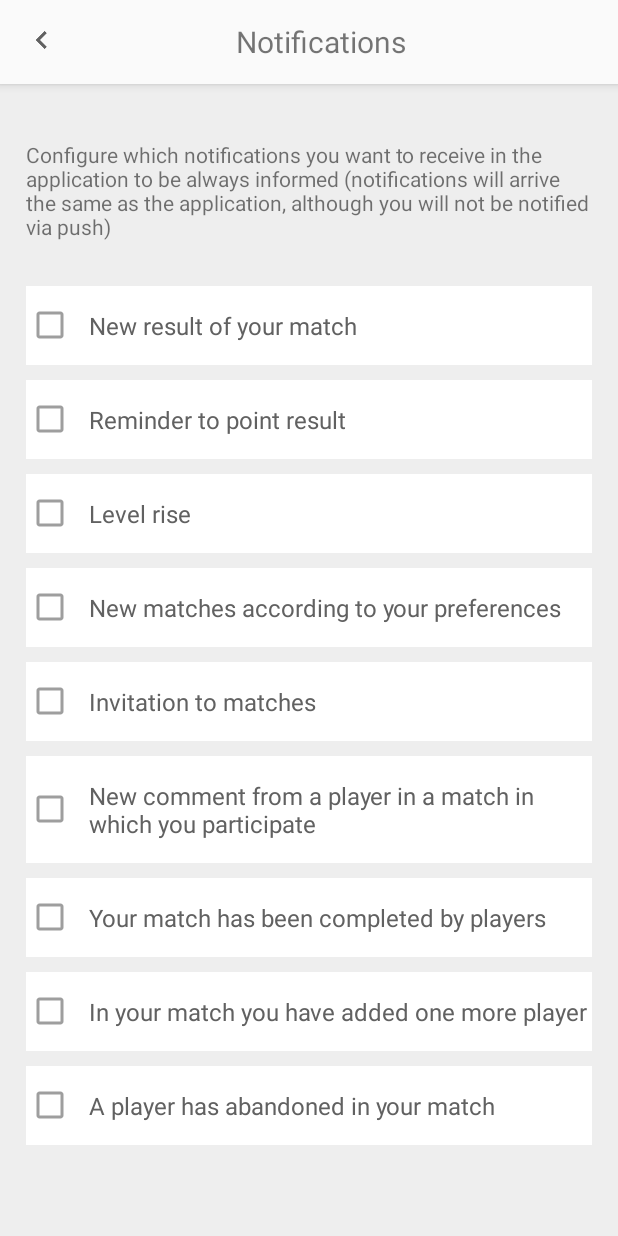
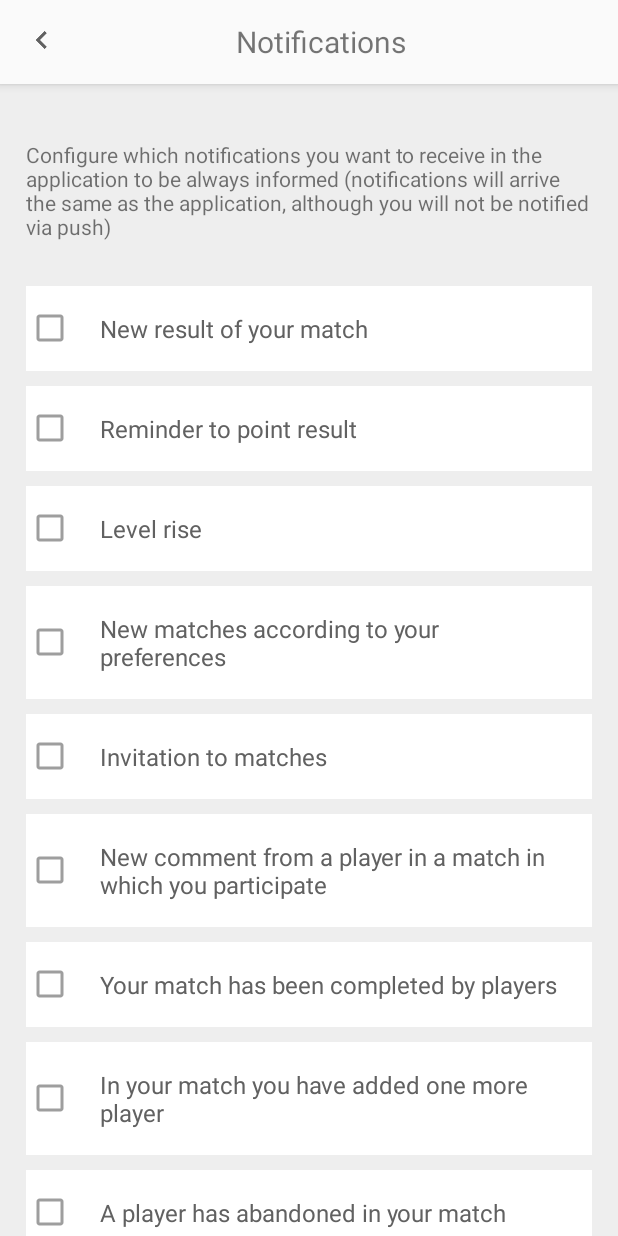
Before and after one commit to rpairo/padelapp, an Android app: the EditNotificationsActivity screen opened directly, with no data from a screen before it, on a phone screen of 412 x 824 dp. Run offline under Robolectric (Android 15) with nearby library versions, the phone set to English and light mode, and no system bars; our stand-ins replace ButterKnife.

Commit message:
Padding edit notifications
Notification padding has been increased.

```diff
--- a/app/src/main/res/layout/activity_edit_notifications.xml
+++ b/app/src/main/res/layout/activity_edit_notifications.xml
@@ -37,9 +37,7 @@
                 android:layout_marginTop="10dp"
                 android:background="@color/white"
                 android:buttonTint="@color/checkbox_schedule"
-                android:paddingBottom="@dimen/padding_vertical_checkbox_preferences_playing"
-                android:paddingStart="@dimen/padding_start_checkbox_preferences_playing"
-                android:paddingTop="@dimen/padding_vertical_checkbox_preferences_playing"
+                android:padding="@dimen/padding_vertical_checkbox_preferences_playing"
                 android:text="@string/check_one_edit_notifications"
                 android:textColor="@color/iconsEnabled"
                 android:textSize="@dimen/text_medium_size" />
@@ -51,9 +49,7 @@
                 android:layout_marginTop="10dp"
                 android:background="@color/white"
                 android:buttonTint="@color/checkbox_schedule"
-                android:paddingBottom="@dimen/padding_vertical_checkbox_preferences_playing"
-                android:paddingStart="@dimen/padding_start_checkbox_preferences_playing"
-                android:paddingTop="@dimen/padding_vertical_checkbox_preferences_playing"
+                android:padding="@dimen/padding_vertical_checkbox_preferences_playing"
                 android:text="@string/check_two_edit_notifications"
                 android:textColor="@color/iconsEnabled"
                 android:textSize="@dimen/text_medium_size" />
@@ -65,9 +61,7 @@
                 android:layout_marginTop="10dp"
                 android:background="@color/white"
                 android:buttonTint="@color/checkbox_schedule"
-                android:paddingBottom="@dimen/padding_vertical_checkbox_preferences_playing"
-                android:paddingStart="@dimen/padding_start_checkbox_preferences_playing"
-                android:paddingTop="@dimen/padding_vertical_checkbox_preferences_playing"
+                android:padding="@dimen/padding_vertical_checkbox_preferences_playing"
                 android:text="@string/check_three_edit_notifications"
                 android:textColor="@color/iconsEnabled"
                 android:textSize="@dimen/text_medium_size" />
@@ -79,9 +73,7 @@
                 android:layout_marginTop="10dp"
                 android:background="@color/white"
                 android:buttonTint="@color/checkbox_schedule"
-                android:paddingBottom="@dimen/padding_vertical_checkbox_preferences_playing"
-                android:paddingStart="@dimen/padding_start_checkbox_preferences_playing"
-                android:paddingTop="@dimen/padding_vertical_checkbox_preferences_playing"
+                android:padding="@dimen/padding_vertical_checkbox_preferences_playing"
                 android:text="@string/check_four_edit_notifications"
                 android:textColor="@color/iconsEnabled"
                 android:textSize="@dimen/text_medium_size" />
@@ -93,9 +85,7 @@
                 android:layout_marginTop="10dp"
                 android:background="@color/white"
                 android:buttonTint="@color/checkbox_schedule"
-                android:paddingBottom="@dimen/padding_vertical_checkbox_preferences_playing"
-                android:paddingStart="@dimen/padding_start_checkbox_preferences_playing"
-                android:paddingTop="@dimen/padding_vertical_checkbox_preferences_playing"
+                android:padding="@dimen/padding_vertical_checkbox_preferences_playing"
                 android:text="@string/check_five_edit_notifications"
                 android:textColor="@color/iconsEnabled"
                 android:textSize="@dimen/text_medium_size" />
@@ -107,9 +97,7 @@
                 android:layout_marginTop="10dp"
                 android:background="@color/white"
                 android:buttonTint="@color/checkbox_schedule"
-                android:paddingBottom="@dimen/padding_vertical_checkbox_preferences_playing"
-                android:paddingStart="@dimen/padding_start_checkbox_preferences_playing"
-                android:paddingTop="@dimen/padding_vertical_checkbox_preferences_playing"
+                android:padding="@dimen/padding_vertical_checkbox_preferences_playing"
                 android:text="@string/check_six_edit_notifications"
                 android:textColor="@color/iconsEnabled"
                 android:textSize="@dimen/text_medium_size" />
@@ -123,9 +111,7 @@
                 android:layout_marginTop="10dp"
                 android:background="@color/white"
                 android:buttonTint="@color/checkbox_schedule"
-                android:paddingBottom="@dimen/padding_vertical_checkbox_preferences_playing"
-                android:paddingStart="@dimen/padding_start_checkbox_preferences_playing"
-                android:paddingTop="@dimen/padding_vertical_checkbox_preferences_playing"
+                android:padding="@dimen/padding_vertical_checkbox_preferences_playing"
                 android:text="@string/check_seven_edit_notifications"
                 android:textColor="@color/iconsEnabled"
                 android:textSize="@dimen/text_medium_size" />
@@ -137,9 +123,7 @@
                 android:layout_marginTop="10dp"
                 android:background="@color/white"
                 android:buttonTint="@color/checkbox_schedule"
-                android:paddingBottom="@dimen/padding_vertical_checkbox_preferences_playing"
-                android:paddingStart="@dimen/padding_start_checkbox_preferences_playing"
-                android:paddingTop="@dimen/padding_vertical_checkbox_preferences_playing"
+                android:padding="@dimen/padding_vertical_checkbox_preferences_playing"
                 android:text="@string/check_eight_edit_notifications"
                 android:textColor="@color/iconsEnabled"
                 android:textSize="@dimen/text_medium_size" />
@@ -152,9 +136,7 @@
                 android:layout_marginTop="10dp"
                 android:background="@color/white"
                 android:buttonTint="@color/checkbox_schedule"
-                android:paddingBottom="@dimen/padding_vertical_checkbox_preferences_playing"
-                android:paddingStart="@dimen/padding_start_checkbox_preferences_playing"
-                android:paddingTop="@dimen/padding_vertical_checkbox_preferences_playing"
+                android:padding="@dimen/padding_vertical_checkbox_preferences_playing"
                 android:text="@string/check_nine_edit_notifications"
                 android:textColor="@color/iconsEnabled"
                 android:textSize="@dimen/text_medium_size" />
--- a/app/src/main/res/values/dimens.xml
+++ b/app/src/main/res/values/dimens.xml
@@ -182,7 +182,7 @@
     <dimen name="margin_top_customize_schedule_label_preferences_playing">10dp</dimen>
     <dimen name="margin_top_tab_layout_preferences_playing">20dp</dimen>
     <dimen name="width_checkbox_time_preferences_playing">160dp</dimen>
-    <dimen name="padding_vertical_checkbox_preferences_playing">15dp</dimen>
+    <dimen name="padding_vertical_checkbox_preferences_playing">17dp</dimen>
     <dimen name="padding_start_checkbox_preferences_playing">10dp</dimen>
     <dimen name="margin_top_checkbox_preferences_playing">10dp</dimen>
     <dimen name="margin_left_checkbox_preferences_playing">10dp</dimen>
```
